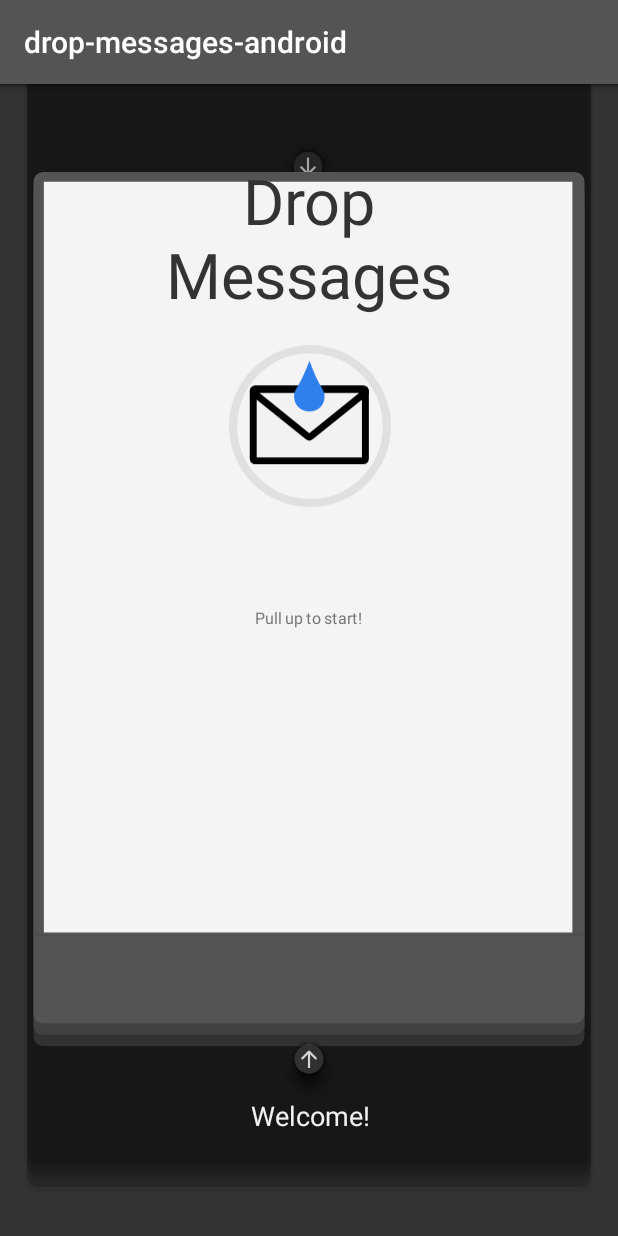
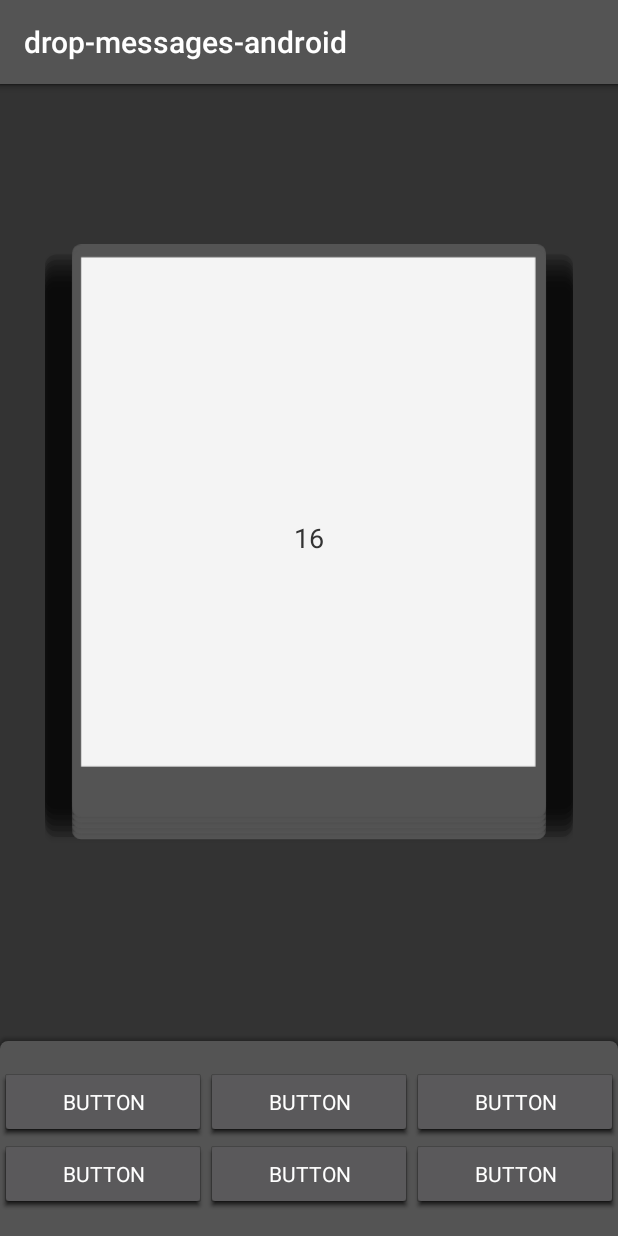
Before and after one commit to JeremyVun1/drop-messages-android, an Android app: the screen it shows after launch (UserFrontActivity before the commit, DropMessagesActivity after it), on a phone screen of 412 x 824 dp. Run offline under Robolectric (Android 15) with nearby library versions, the light colour scheme and no system bars; libraries missing offline, so code that uses them is left out: com.tinder.scarlet; Roboto replaces fonts that are not available here.

Commit message:
fix layouts

```diff
--- a/app/src/main/AndroidManifest.xml
+++ b/app/src/main/AndroidManifest.xml
@@ -26,14 +26,16 @@
 
         <!-- Sign up, sign in, index -->
         <activity android:name=".UserFrontActivity">
+
+        </activity>
+
+        <!-- The main user activity where they can do the stuff -->
+        <activity android:name=".DropMessagesActivity">
             <intent-filter>
                 <action android:name="android.intent.action.MAIN" />
                 <category android:name="android.intent.category.LAUNCHER" />
             </intent-filter>
         </activity>
-
-        <!-- The main user activity where they can do the stuff -->
-        <activity android:name=".DropMessagesActivity"></activity>
 
         <!-- No internet error activity -->
         <activity android:name=".NoInternetActivity"></activity>
--- a/app/src/main/java/com/example/drop_messages_android/DropMessagesActivity.kt
+++ b/app/src/main/java/com/example/drop_messages_android/DropMessagesActivity.kt
@@ -9,6 +9,7 @@ import android.util.Log
 import androidx.appcompat.app.AppCompatActivity
 import androidx.fragment.app.Fragment
 import com.example.drop_messages_android.api.*
+import com.example.drop_messages_android.fragments.TestFragmentSmall
 import com.example.drop_messages_android.viewpager.VerticalPageAdapter
 import com.tinder.scarlet.WebSocket
 import kotlinx.android.synthetic.main.activity_drop_messages.*
@@ -40,7 +41,14 @@ class DropMessagesActivity : AppCompatActivity() {
     }
 
     private fun initialiseUI() {
-        val fragments = arrayOf<Fragment>()
+        val fragments = arrayOf<Fragment>(
+            TestFragmentSmall(),
+            TestFragmentSmall(),
+            TestFragmentSmall(),
+            TestFragmentSmall(),
+            TestFragmentSmall(),
+            TestFragmentSmall()
+        )
         val verticalPageAdapter = VerticalPageAdapter(
             fragments,
             supportFragmentManager
@@ -56,7 +64,7 @@ class DropMessagesActivity : AppCompatActivity() {
         initAnimations()
 
         CoroutineScope(IO).launch {
-            setupSocketHandlers()
+            //setupSocketHandlers()
         }
     }
 
@@ -64,16 +72,14 @@ class DropMessagesActivity : AppCompatActivity() {
      * handling of different socket REQUEST & RESPONSES messages
      */
     private suspend fun setupSocketHandlers() {
-        // do error and permission checking in main context
-        withContext(Main) {
         if (!Util.hasInternet(applicationContext))
             navToNoInternet()
 
         socket = SocketManager.getWebSocket()
         if (socket == null) {
             Log.e("ERROR", "Cannot use a null socket")
+            println("SOCKET IS NULL ERROR")
             navToMainLoader()
-            }
         }
 
         /**
--- a/app/src/main/res/drawable/shadow_small.xml
+++ b/app/src/main/res/drawable/shadow_small.xml
@@ -2,6 +2,6 @@
 <shape xmlns:android="http://schemas.android.com/apk/res/android"
     android:shape="rectangle">
     <solid android:color="#25000000" />
-    <padding android:bottom="-6dp" android:left="-5dp" android:right="-5dp" android:top="-7dp" />
+    <padding android:bottom="-10dp" android:left="-5dp" android:right="-5dp" android:top="-7dp" />
     <corners android:radius="8dp" />
 </shape>
--- a/app/src/main/res/layout/activity_drop_messages.xml
+++ b/app/src/main/res/layout/activity_drop_messages.xml
@@ -1,26 +1,110 @@
 <?xml version="1.0" encoding="utf-8"?>
-<LinearLayout xmlns:android="http://schemas.android.com/apk/res/android"
+<FrameLayout xmlns:android="http://schemas.android.com/apk/res/android"
     xmlns:app="http://schemas.android.com/apk/res-auto"
     xmlns:tools="http://schemas.android.com/tools"
-    android:id="@+id/drop_messages_container"
+    android:id="@+id/test_container"
     android:layout_width="match_parent"
     android:layout_height="match_parent"
+    android:clipChildren="false"
+    android:clipToPadding="false"
     android:orientation="vertical"
-    tools:context=".UserFrontActivity"
-    android:clipChildren="false"
-    android:clipToPadding="false">
+    android:background="@color/colorPrimaryDark"
+    tools:context=".TestActivity">
 
-    <com.example.drop_messages_android.viewpager.VerticalViewPager
-        android:id="@+id/fragment_container"
+    <androidx.constraintlayout.widget.ConstraintLayout
+        android:id="@+id/linearLayout4"
         android:layout_width="match_parent"
         android:layout_height="match_parent"
+        android:elevation="5dp"
+        android:orientation="vertical">
+
+        <com.example.drop_messages_android.viewpager.VerticalViewPager
+            android:id="@+id/fragment_container"
+            android:layout_width="0dp"
+            android:layout_height="450dp"
+
+            android:layout_marginLeft="30dp"
+            android:layout_marginTop="15dp"
+            android:layout_marginRight="30dp"
+            android:clipChildren="false"
+            android:clipToPadding="false"
+            android:paddingTop="30dp"
+            android:paddingBottom="50dp"
+
+            app:layout_constraintBottom_toTopOf="@+id/btn_panel_container"
+            app:layout_constraintEnd_toEndOf="parent"
+            app:layout_constraintHorizontal_bias="0.5"
+            app:layout_constraintStart_toStartOf="parent"
+            app:layout_constraintTop_toTopOf="parent" />
+
+        <TableLayout
+            android:id="@+id/btn_panel_container"
+            android:layout_width="match_parent"
+            android:layout_height="130dp"
+            android:background="@drawable/bottom_btns_frame"
+            android:elevation="10dp"
+            android:gravity="center"
+            android:stateListAnimator="@null"
+            app:layout_constraintBottom_toBottomOf="parent"
+            app:layout_constraintEnd_toEndOf="parent"
+            app:layout_constraintHorizontal_bias="0.5"
+            app:layout_constraintStart_toStartOf="parent">
+
+            <TableRow
+                android:layout_width="match_parent"
+                android:layout_height="match_parent">
+
+                <Button
+                    android:id="@+id/button7"
+                    android:layout_width="wrap_content"
+                    android:layout_height="wrap_content"
+                    android:layout_weight="1"
+                    android:text="Button" />
+
+                <Button
+                    android:id="@+id/button8"
+                    android:layout_width="wrap_content"
+                    android:layout_height="wrap_content"
+                    android:layout_weight="1"
+                    android:text="Button" />
+
+                <Button
+                    android:id="@+id/button9"
+                    android:layout_width="wrap_content"
+                    android:layout_height="wrap_content"
+                    android:layout_weight="1"
+                    android:text="Button" />
+            </TableRow>
+
+            <TableRow
+                android:layout_width="match_parent"
+                android:layout_height="match_parent">
+
+                <Button
+                    android:id="@+id/button11"
+                    android:layout_width="wrap_content"
+                    android:layout_height="wrap_content"
+                    android:layout_weight="1"
+                    android:text="Button" />
+
+                <Button
+                    android:id="@+id/button10"
+                    android:layout_width="wrap_content"
+                    android:layout_height="wrap_content"
+                    android:layout_weight="1"
+                    android:text="Button" />
+
+                <Button
+                    android:id="@+id/button12"
+                    android:layout_width="wrap_content"
+                    android:layout_height="wrap_content"
+                    android:layout_weight="1"
+                    android:text="Button" />
+            </TableRow>
+
+        </TableLayout>
 
 
-        android:layout_marginLeft="20dp"
-        android:layout_marginRight="20dp"
-        android:layout_marginBottom="10dp"
-        android:clipChildren="false"
-        android:clipToPadding="false"
-        android:background="@color/colorPrimaryDark"/>
+    </androidx.constraintlayout.widget.ConstraintLayout>
 
-</LinearLayout>
+</FrameLayout>
--- a/app/src/main/res/layout/card_login_fragment.xml
+++ b/app/src/main/res/layout/card_login_fragment.xml
@@ -171,7 +171,7 @@
             style="@style/card_label"
             android:layout_width="wrap_content"
             android:layout_height="wrap_content"
-            android:layout_marginTop="35dp"
+            android:layout_marginTop="30dp"
             android:text="@string/card_login_label"
             app:layout_constraintBottom_toBottomOf="parent"
             app:layout_constraintEnd_toEndOf="parent"
```
Lines whose indentation alone changed are shown as unchanged.
